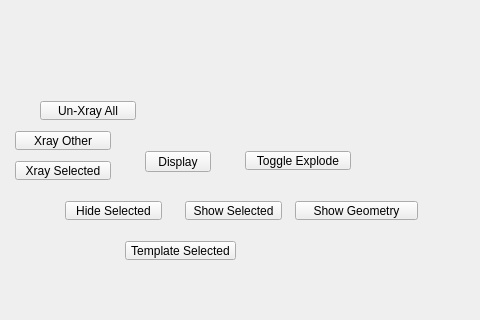
m3trik/tentacle, file tentacle/ui/display#submenu.ui: the form before one commit; both pictures show x 120 to 600 and y 139 to 459 of the 600 by 600 pixel window.
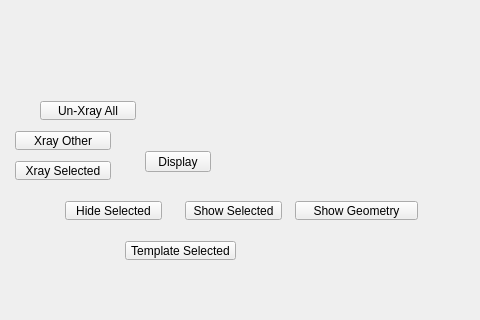
The form after the commit.

```diff
--- a/tentacle/ui/display#submenu.ui
+++ b/tentacle/ui/display#submenu.ui
@@ -223,25 +223,6 @@
      <string>Show Geometry</string>
     </property>
    </widget>
-   <widget class="QPushButton" name="b010">
-    <property name="geometry">
-     <rect>
-      <x>365</x>
-      <y>290</y>
-      <width>106</width>
-      <height>19</height>
-     </rect>
-    </property>
-    <property name="minimumSize">
-     <size>
-      <width>0</width>
-      <height>19</height>
-     </size>
-    </property>
-    <property name="text">
-     <string>Toggle Explode</string>
-    </property>
-   </widget>
   </widget>
  </widget>
  <resources/>
```
